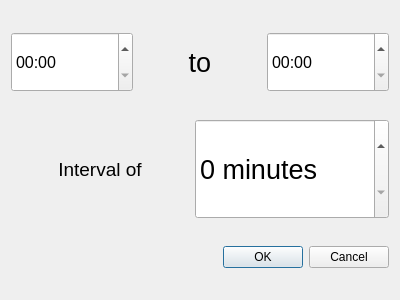
Nomen-Naught/DronePark1, file DronePark1/DronePark1/newschedule.ui: the form before one commit.
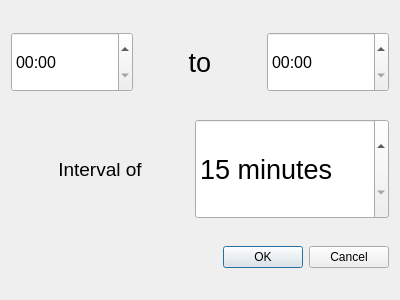
The form after the commit. Icons and pictures are not drawn.

The edit to the form file:
```diff
--- a/DronePark1/DronePark1/newschedule.ui
+++ b/DronePark1/DronePark1/newschedule.ui
@@ -113,6 +113,9 @@
        <property name="suffix">
         <string> minutes</string>
        </property>
+       <property name="minimum">
+        <number>15</number>
+       </property>
        <property name="maximum">
         <number>1440</number>
        </property>
```
